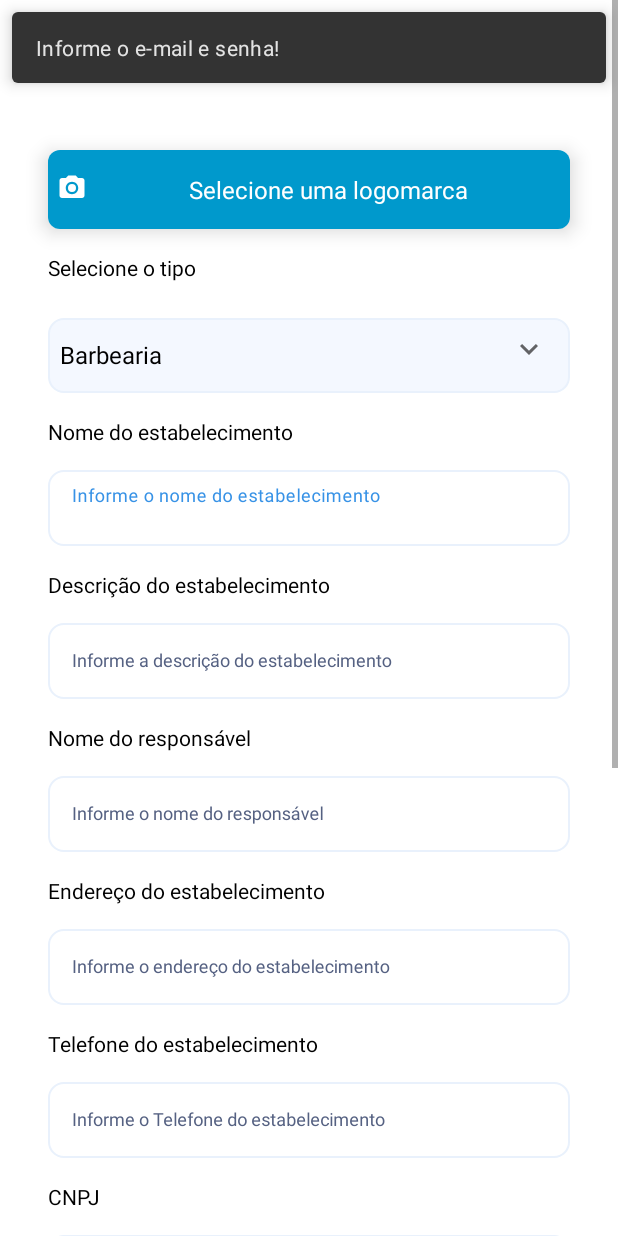
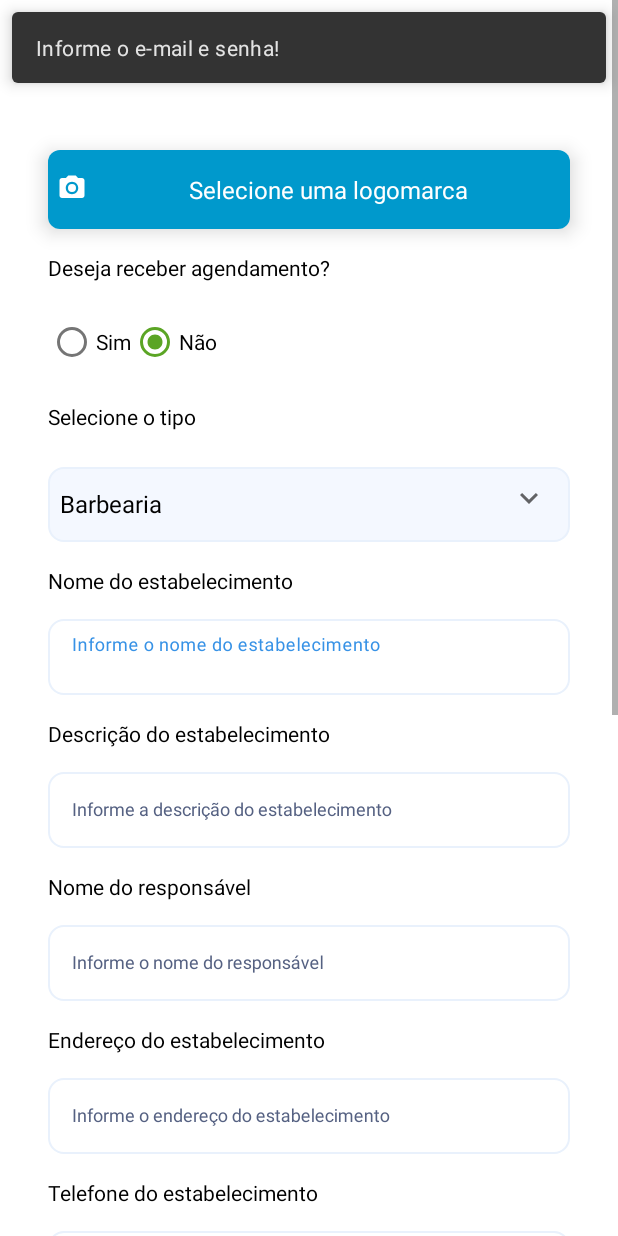
Before and after one commit to produzesistemas/appSaloonPartner, an Android app: the screen it shows after launch (LoginActivity), after a tap on "Não tem uma conta?", on a phone screen of 412 x 824 dp. Run offline under Robolectric (Android 15) with nearby library versions, the phone set to English and light mode, and no system bars; our stand-ins replace CircleImageView, data binding, navigation-ui; pictures from the network do not load; 1 other tap on this screen came first.

Commit message:
Ajuste na tela de registro

```diff
--- a/app/src/main/java/com/produzesistemas/appsaloonpartner/LoginActivity.kt
+++ b/app/src/main/java/com/produzesistemas/appsaloonpartner/LoginActivity.kt
@@ -28,7 +28,8 @@ class LoginActivity : AppCompatActivity(){
     private lateinit var binding: ActivityLoginBinding
     private lateinit var viewModelLogin: LoginViewModel
     private lateinit var type: Type
-    private lateinit var register: Register
+    private var register: Register = Register()
+
     private val pickImage = 100
     private var imageUri: Uri? = null
     private var types: MutableList<Type> = ArrayList()
@@ -48,6 +49,17 @@ class LoginActivity : AppCompatActivity(){
         binding.editTextTelephoneRegister.addTextChangedListener(Mask.insert("(##)#####-####", binding.editTextTelephoneRegister))
         binding.editTextCnpjRegister.addTextChangedListener(Mask.insert("##.###.###.####/##", binding.editTextCnpjRegister))
 
+        binding.radioGroup.check(R.id.radioButtonNo)
+        binding.radioGroup.setOnCheckedChangeListener { group, checkedId ->
+            when (checkedId) {
+                R.id.radioButtonYes -> {
+                    register.scheduling = true
+                }
+                R.id.radioButtonNo -> {
+                    register.scheduling = false
+                }
+            }
+        }
 
         binding.spinnerType.onItemSelectedListener = object : AdapterView.OnItemSelectedListener {
             override fun onItemSelected(
@@ -136,7 +148,6 @@ class LoginActivity : AppCompatActivity(){
 
                 }
 
-                register = Register()
                 register.email = binding.editTextEmailRegister.text.toString()
                 register.secret = binding.editTextSecretRegister.text.toString()
                 register.cnpj = binding.editTextCnpjRegister.text.toString()
@@ -150,7 +161,7 @@ class LoginActivity : AppCompatActivity(){
                 register.typeId = type.id
                 var bitmap: Bitmap? = (binding.profileImage.drawable as BitmapDrawable).bitmap
                 register.base64 = bitmap?.let { it1 -> MainUtils.EncodeImagemTobase64(it1) }.toString()
-                Log.d("AppBeauty",register.toString())
+//                Log.d("AppBeauty",register.toString())
 
 
 
--- a/app/src/main/java/com/produzesistemas/appsaloonpartner/model/Register.kt
+++ b/app/src/main/java/com/produzesistemas/appsaloonpartner/model/Register.kt
@@ -12,7 +12,8 @@ data class Register(var email: String = "",
                     var name: String = "",
                     var typeId: Int = 0,
                     var appName: String = "",
-                    var phoneNumber: String = ""){
+                    var phoneNumber: String = "",
+var scheduling: Boolean = false){
     constructor():this("","","","","","","","","","")
 
 }
--- a/app/src/main/res/layout/activity_login.xml
+++ b/app/src/main/res/layout/activity_login.xml
@@ -496,7 +496,42 @@
 
                 </androidx.cardview.widget.CardView>
 
+                <TextView
+                    android:layout_width="match_parent"
+                    android:layout_height="wrap_content"
+                    android:text="@string/yes_no"
+                    android:textSize="14dp"
+                    android:layout_marginStart="16dp"
+                    android:layout_marginTop="@dimen/margin_default"
+                    android:layout_marginEnd="16dp"
+                    android:layout_marginBottom="@dimen/margin_default"
+                    android:textColor="@color/black"
+                    />
 
+                    <RadioGroup
+                        android:id="@+id/radioGroup"
+                        android:layout_width="wrap_content"
+                        android:layout_height="wrap_content"
+                        android:orientation="horizontal"
+                        android:layout_marginStart="16dp"
+                        android:layout_marginTop="@dimen/margin_default"
+                        android:layout_marginEnd="16dp"
+                        android:layout_marginBottom="@dimen/margin_default"
+                        >
+
+                        <RadioButton
+                            android:id="@+id/radioButtonYes"
+                            android:layout_width="wrap_content"
+                            android:layout_height="wrap_content"
+                            android:text="@string/label_yes" />
+
+                        <RadioButton
+                            android:id="@+id/radioButtonNo"
+                            android:layout_width="wrap_content"
+                            android:layout_height="wrap_content"
+                            android:text="@string/label_no" />
+
+                    </RadioGroup>
 
 
                 <TextView
--- a/app/src/main/res/values/strings.xml
+++ b/app/src/main/res/values/strings.xml
@@ -31,6 +31,7 @@
     <string name="new_secret">Nova senha :</string>
     <string name="secret_confirm">Confirme a senha</string>
     <string name="type">Selecione o tipo</string>
+    <string name="yes_no">Deseja receber agendamento?</string>
 
     <string name="hint_email">Informe o email</string>
     <string name="hint_name">Informe o nome do estabelecimento</string>
@@ -48,6 +49,8 @@
 
     <string name="label_select_type">Selecione o tipo</string>
     <string name="label_description_establishment">Descrição do estabelecimento</string>
+    <string name="label_yes">Sim</string>
+    <string name="label_no">Não</string>
 
 
     <string name="signupregister">Registre-se</string>
```
